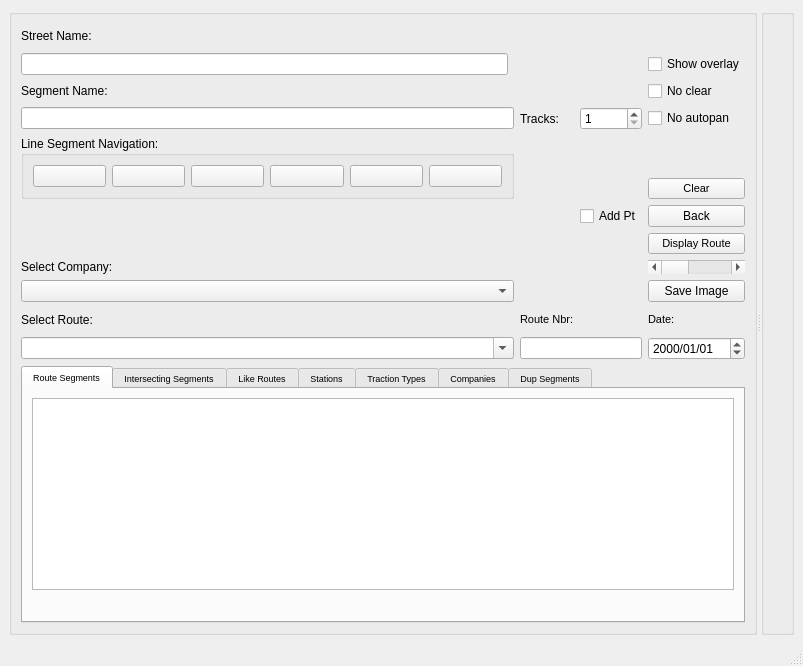
First picture: the form in mapper_app/ui/mainwindow.ui, repository allenck/mapper, before the edit.
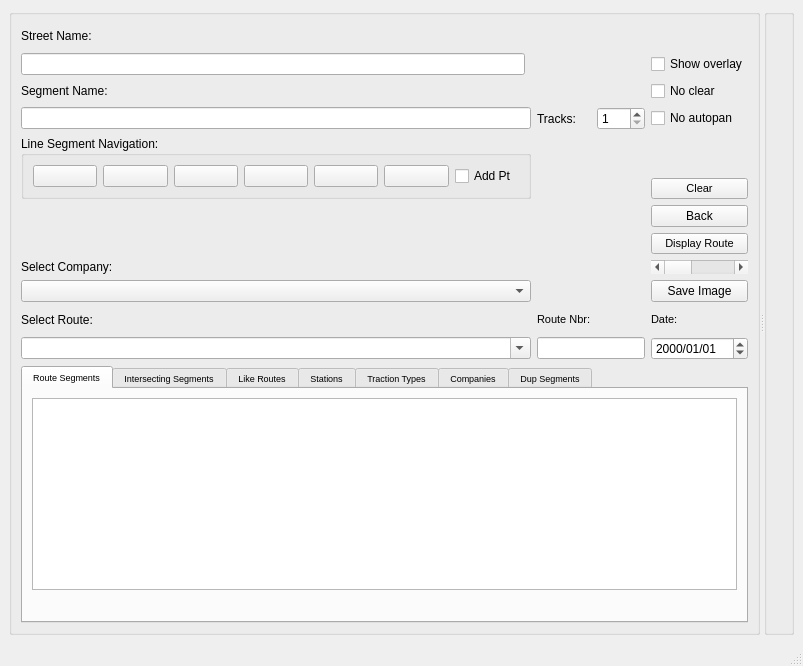
Second picture: the form after the edit. Icons and pictures are not drawn. Custom widgets are drawn as their Qt base class.

Patch:
```diff
--- a/mapper_app/ui/mainwindow.ui
+++ b/mapper_app/ui/mainwindow.ui
@@ -538,6 +538,16 @@
              </property>
             </widget>
            </item>
+           <item>
+            <widget class="QCheckBox" name="chkAddPt">
+             <property name="toolTip">
+              <string>Check to automatically turn on add point mode when selecting a segment from the combo box.</string>
+             </property>
+             <property name="text">
+              <string>Add Pt</string>
+             </property>
+            </widget>
+           </item>
           </layout>
          </widget>
         </item>
@@ -616,16 +626,6 @@
         <item row="7" column="0">
          <widget class="SegmentSelectionWidget" name="ssw" native="true"/>
         </item>
-        <item row="7" column="3">
-         <widget class="QCheckBox" name="chkAddPt">
-          <property name="toolTip">
-           <string>Check to automatically turn on add point mode when selecting a segment from the combo box.</string>
-          </property>
-          <property name="text">
-           <string>Add Pt</string>
-          </property>
-         </widget>
-        </item>
        </layout>
       </widget>
       <widget class="QGroupBox" name="groupBox_2">
```
